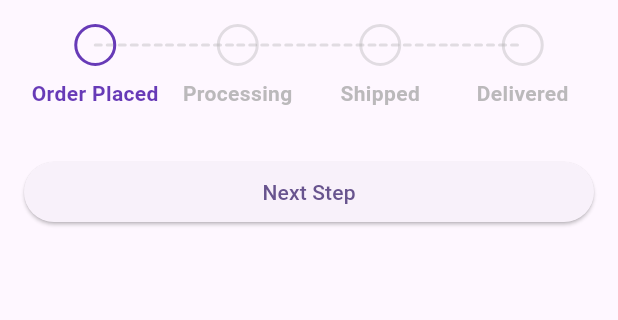
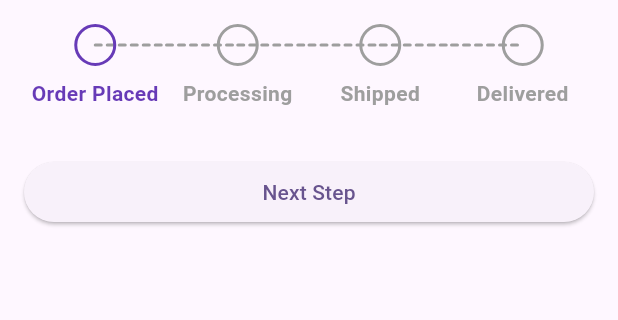
Before and after one commit to mohu2212/StepWise, a Flutter app: the screen it shows after launch, on a phone screen of 412 x 824 dp, the part 84-404 px from its top. Run offline on Flutter 3.47's test engine with Material 3 defaults, Android fonts, the phone set to English and light mode, and no system bars.

Commit message:
Initial commit

```diff
--- a/lib/stepwise.dart
+++ b/lib/stepwise.dart
@@ -52,8 +52,10 @@ class StepWise extends StatelessWidget {
     this.lineThickness = 1,
     this.fontSize = 13,
     this.fontWeight = FontWeight.w500,
-  }) : assert(currentStep > 0 && currentStep <= steps.length,
-            'currentStep must be between 1 and steps.length');
+  }) : assert(
+         currentStep > 0 && currentStep <= steps.length,
+         'currentStep must be between 1 and steps.length',
+       );
 
   @override
   Widget build(BuildContext context) {
@@ -84,9 +86,10 @@ class StepWise extends StatelessWidget {
                                 child: CustomPaint(
                                   size: Size(double.infinity, lineThickness),
                                   painter: DottedLinePainter(
-                                    color: isBeforeCurrent
+                                    color:
+                                        isBeforeCurrent
                                             ? activeColor
-                                        : inactiveColor.withOpacity(0.3),
+                                            : inactiveColor, // 30% opacity
                                   ),
                                 ),
                               )
@@ -97,9 +100,10 @@ class StepWise extends StatelessWidget {
                                 child: CustomPaint(
                                   size: Size(double.infinity, lineThickness),
                                   painter: DottedLinePainter(
-                                    color: isCompleted
+                                    color:
+                                        isCompleted
                                             ? activeColor
-                                        : inactiveColor.withOpacity(0.3),
+                                            : inactiveColor, // 30% opacity
                                   ),
                                 ),
                               )
@@ -115,13 +119,15 @@ class StepWise extends StatelessWidget {
                             color:
                                 isCompleted ? activeColor : Colors.transparent,
                             border: Border.all(
-                              color: isCompleted || isCurrent
+                              color:
+                                  isCompleted || isCurrent
                                       ? activeColor
-                                  : inactiveColor.withOpacity(0.3),
+                                      : inactiveColor, // 30% opacity
                               width: 2,
                             ),
                           ),
-                          child: isCompleted
+                          child:
+                              isCompleted
                                   ? Icon(
                                     Icons.check,
                                     color: Colors.white,
@@ -138,9 +144,10 @@ class StepWise extends StatelessWidget {
                     textAlign: TextAlign.center,
                     style: TextStyle(
                       fontSize: fontSize,
-                      color: isCompleted || isCurrent
+                      color:
+                          isCompleted || isCurrent
                               ? textActiveColor
-                          : textInactiveColor.withOpacity(0.7),
+                              : textInactiveColor, // 70% opacity
                       fontWeight: fontWeight,
                     ),
                   ),
@@ -164,7 +171,8 @@ class DottedLinePainter extends CustomPainter {
 
   @override
   void paint(Canvas canvas, Size size) {
-    final paint = Paint()
+    final paint =
+        Paint()
           ..color = color
           ..strokeWidth = size.height
           ..strokeCap = StrokeCap.round;
```
Also changed, not shown: pubspec.yaml (+5 -4 lines), example/pubspec.lock, 2 other files. Lines whose indentation alone changed are shown as unchanged.
